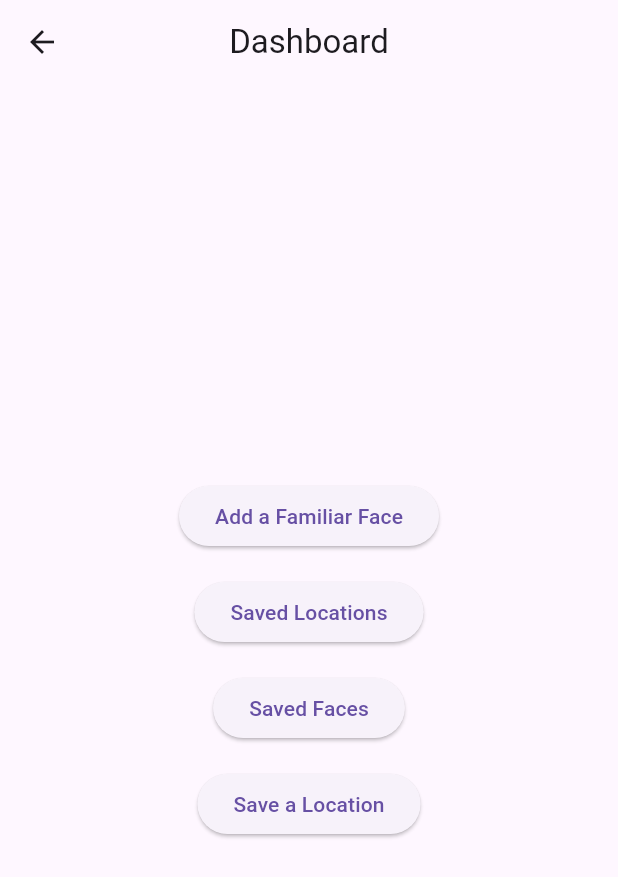
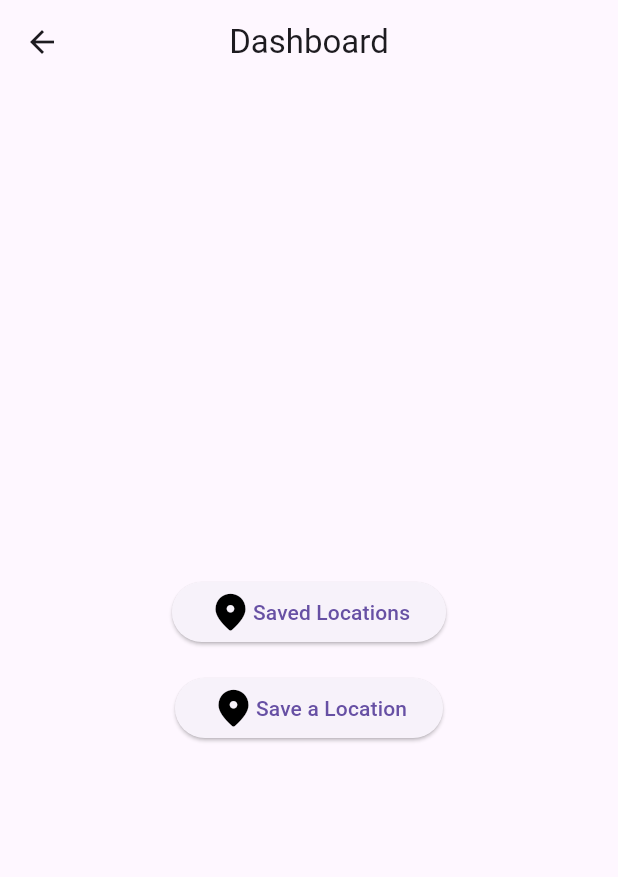
Before and after one commit to Learnathon-By-Geeky-Solutions/fifth-bracket, a Flutter app: the DashboardPage screen opened directly, on a phone screen of 412 x 824 dp. Shown: the top 877 px of the screen. Run offline on Flutter 3.47's test engine with Material 3 defaults, Android fonts, the phone set to English and light mode, and no system bars; our stand-ins replace firebase_auth, firebase_core, google_fonts; accounts and stored records are empty.

Commit message:
-Removed Saved faces and Add new Faces button -Added Icons to the buttons

```diff
--- a/navify/lib/view/screens/DashboardScreen.dart
+++ b/navify/lib/view/screens/DashboardScreen.dart
@@ -19,28 +19,36 @@ class DashboardPage extends StatelessWidget {
                 onPressed: () {
                   // Add your onPressed code here!
                 },
-                child: Text('Add a Familiar Face'),
+                child: Row(
+                  mainAxisAlignment: MainAxisAlignment.start,
+                  mainAxisSize: MainAxisSize.min,
+                  children: [
+                    Icon(
+                      Icons.location_on_rounded,
+                      color: Colors.black,
+                      size: 30,
+                    ),
+                    Text('Saved Locations'),
+                  ],
+                ),
               ),
               SizedBox(height: 16),
               ElevatedButton(
                 onPressed: () {
                   // Add your onPressed code here!
                 },
-                child: Text('Saved Locations'),
-              ),
-              SizedBox(height: 16),
-              ElevatedButton(
-                onPressed: () {
-                  // Add your onPressed code here!
-                },
-                child: Text('Saved Faces'),
-              ),
-              SizedBox(height: 16),
-              ElevatedButton(
-                onPressed: () {
-                  // Add your onPressed code here!
-                },
-                child: Text('Save a Location'),
+                child: Row(
+                  mainAxisAlignment: MainAxisAlignment.start,
+                  mainAxisSize: MainAxisSize.min,
+                  children: [
+                    Icon(
+                      Icons.location_on_rounded,
+                      color: Colors.black,
+                      size: 30,
+                    ),
+                    Text('Save a Location'),
+                  ],
+                ),
               ),
             ],
           ),
```
